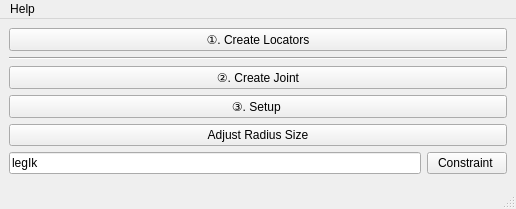
Qt form gui/ReverseFoot_gui.ui (popipopi33/ReverseFootTool) before a commit.
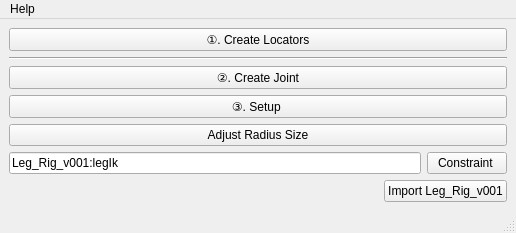
The same form after that commit.

```diff
--- a/gui/ReverseFoot_gui.ui
+++ b/gui/ReverseFoot_gui.ui
@@ -58,7 +58,7 @@
       <item>
        <widget class="QLineEdit" name="tg_ik_text">
         <property name="text">
-         <string>legIk</string>
+         <string>Leg_Rig_v001:legIk</string>
         </property>
        </widget>
       </item>
@@ -71,6 +71,30 @@
       </item>
      </layout>
     </item>
+    <item>
+     <layout class="QHBoxLayout" name="horizontalLayout_2">
+      <item>
+       <spacer name="horizontalSpacer">
+        <property name="orientation">
+         <enum>Qt::Horizontal</enum>
+        </property>
+        <property name="sizeHint" stdset="0">
+         <size>
+          <width>40</width>
+          <height>20</height>
+         </size>
+        </property>
+       </spacer>
+      </item>
+      <item>
+       <widget class="QPushButton" name="import_leg_rig_button">
+        <property name="text">
+         <string>Import Leg_Rig_v001</string>
+        </property>
+       </widget>
+      </item>
+     </layout>
+    </item>
    </layout>
   </widget>
   <widget class="QMenuBar" name="menubar">
```
